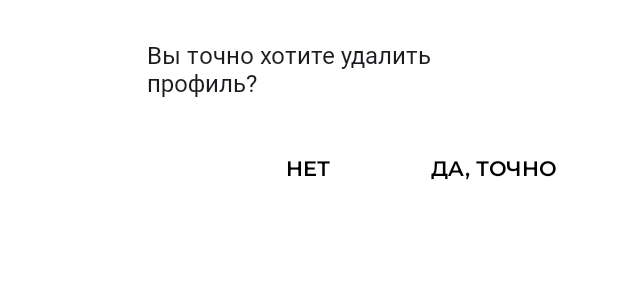
After one commit to vafeen/learn2Invest, an Android app: the layout ask_to_delete_profile_dialog.xml on its own in the app's theme, with its tools: preview values and no code run, on a phone screen of 412 x 824 dp. The commit adds this screen. Shown: the top 300 px of the screen. Run offline under Robolectric (Android 15) with nearby library versions, the phone set to English and light mode, and no system bars.

Commit message:
Add AskToDeleteProfile dialog

```diff
--- /dev/null
+++ b/app/src/main/res/layout/ask_to_delete_profile_dialog.xml
@@ -0,0 +1,65 @@
+<?xml version="1.0" encoding="utf-8"?>
+<androidx.constraintlayout.widget.ConstraintLayout xmlns:android="http://schemas.android.com/apk/res/android"
+    xmlns:app="http://schemas.android.com/apk/res-auto"
+    android:layout_width="match_parent"
+    android:layout_height="match_parent"
+    android:background="@color/white">
+
+    <com.google.android.material.button.MaterialButton
+        android:id="@+id/button_add_money_refill_account_dialog"
+        android:layout_width="wrap_content"
+        android:layout_height="42dp"
+        android:backgroundTint="@color/white"
+        android:gravity="center"
+        android:insetLeft="0dp"
+        android:insetTop="0dp"
+        android:insetRight="0dp"
+        android:insetBottom="0dp"
+        android:minWidth="0dp"
+        android:minHeight="0dp"
+        android:text="@string/no"
+        android:textAppearance="@style/Text.SemiBold.14"
+        android:textColor="#000000"
+        app:cornerRadius="5dp"
+        app:layout_constraintBottom_toBottomOf="@+id/button_exit_refill_account_dialog"
+        app:layout_constraintEnd_toEndOf="parent"
+        app:layout_constraintHorizontal_bias="0.498"
+        app:layout_constraintStart_toStartOf="parent"
+        app:layout_constraintTop_toTopOf="@+id/button_exit_refill_account_dialog"
+        app:layout_constraintVertical_bias="0.0" />
+
+    <com.google.android.material.button.MaterialButton
+        android:id="@+id/button_exit_refill_account_dialog"
+        android:layout_width="wrap_content"
+        android:layout_height="42dp"
+        android:backgroundTint="@color/white"
+        android:insetLeft="0dp"
+        android:insetTop="0dp"
+        android:insetRight="0dp"
+        android:insetBottom="0dp"
+        android:minWidth="0dp"
+        android:minHeight="0dp"
+        android:text="@string/yes_exactly"
+        android:textAppearance="@style/Text.SemiBold.14"
+        android:textColor="@color/black"
+        app:cornerRadius="5dp"
+        app:layout_constraintBottom_toBottomOf="parent"
+        app:layout_constraintEnd_toEndOf="parent"
+        app:layout_constraintHorizontal_bias="0.942"
+        app:layout_constraintStart_toStartOf="parent"
+        app:layout_constraintTop_toTopOf="parent"
+        app:layout_constraintVertical_bias="0.116" />
+
+    <TextView
+        android:id="@+id/textView"
+        android:layout_width="wrap_content"
+        android:layout_height="wrap_content"
+        android:text="@string/asking_to_delete_profile"
+        android:textAppearance="@style/Text.Regular.16"
+        app:layout_constraintBottom_toTopOf="@+id/button_add_money_refill_account_dialog"
+        app:layout_constraintEnd_toEndOf="parent"
+        app:layout_constraintHorizontal_bias="0.441"
+        app:layout_constraintStart_toStartOf="parent"
+        app:layout_constraintTop_toTopOf="parent"
+        app:layout_constraintVertical_bias="0.5" />
+</androidx.constraintlayout.widget.ConstraintLayout>
--- a/app/src/main/res/values/strings.xml
+++ b/app/src/main/res/values/strings.xml
@@ -7,6 +7,8 @@
     <string name="add_price_alert_str">ДОБАВИТЬ</string>
     <string name="exit_str">ВЫЙТИ</string>
     <string name="close_str">ЗАКРЫТЬ</string>
+    <string name="no">НЕТ</string>
+    <string name="yes_exactly">ДА, ТОЧНО</string>
 
 
     <string name="example_balance">$50,540.00</string>
@@ -18,6 +20,7 @@
     <string name="changing_price">Изменение цены в %</string>
     <string name="no_asset_for_sale">Нет актива для продажи</string>
     <string name="not_enough_money_for_buy">Недостаточно средств \nдля покупки</string>
+    <string name="asking_to_delete_profile">Вы точно хотите удалить\nпрофиль?</string>
 
 
     <string name="account_str">Счет</string>
@@ -25,7 +28,6 @@
     <string name="refill_account_str">Пополнение счета</string>
 
 
-
     <string name="sell_security_paper_str">Продажа</string>
     <string name="buy_security_paper_str">Покупка</string>
     <string name="price_alert_on_security_paper_str">Price alert</string>
```
